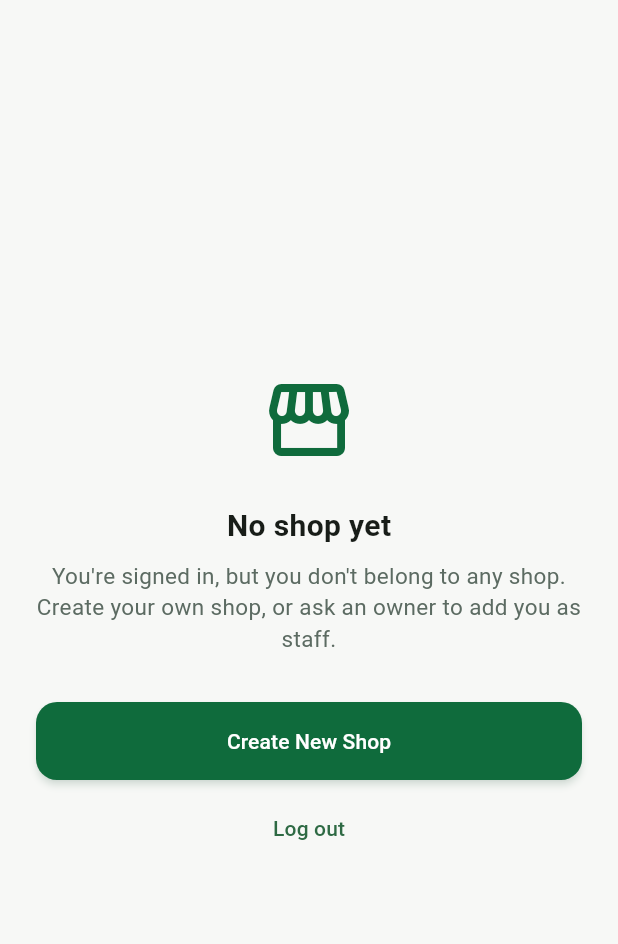
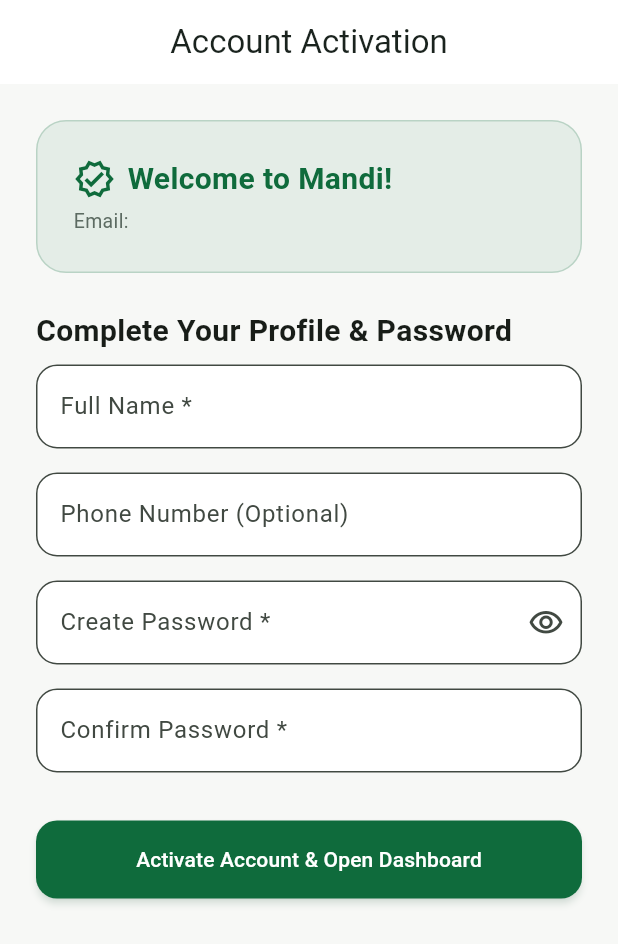
Before and after one commit to Muhammad-Huzaifa02/mandi-flutter-app, a Flutter app: the screen it shows once a user with an empty profile is signed in, on a phone screen of 412 x 824 dp. Shown: the top 944 px of the screen. Run offline on Flutter 3.47's test engine with Material 3 defaults, Android fonts, the light colour scheme and no system bars; our stand-ins replace connectivity_plus, flutter_local_notifications, pdf, printing, share_plus, shared_preferences and 1 more; missing offline and left inert: excel; accounts and stored records are empty; Roboto replaces fonts that are missing (Poppins).

Commit message:
feat(auth): add dedicated AccountActivationPage for mobile activation

```diff
--- /dev/null
+++ b/lib/modules/auth/views/account_activation_page.dart
@@ -0,0 +1,223 @@
+import 'package:flutter/material.dart';
+import 'package:provider/provider.dart';
+
+import 'package:mandi/core/theme/app_theme.dart';
+import 'package:mandi/providers/auth_provider.dart';
+
+/// Dedicated mobile account activation page for staff, customers, and suppliers
+/// accepting an email invitation.
+class AccountActivationPage extends StatefulWidget {
+  const AccountActivationPage({super.key});
+
+  @override
+  State<AccountActivationPage> createState() => _AccountActivationPageState();
+}
+
+class _AccountActivationPageState extends State<AccountActivationPage> {
+  final _formKey = GlobalKey<FormState>();
+  late final TextEditingController _name;
+  late final TextEditingController _phone;
+  final _password = TextEditingController();
+  final _confirmPassword = TextEditingController();
+
+  bool _loading = false;
+  bool _obscure = true;
+  String? _error;
+
+  @override
+  void initState() {
+    super.initState();
+    final auth = context.read<AuthProvider>();
+    final meta = auth.user?.userMetadata ?? {};
+
+    _name = TextEditingController(text: meta['full_name'] as String? ?? '');
+    _phone = TextEditingController(text: meta['phone'] as String? ?? '');
+  }
+
+  @override
+  void dispose() {
+    _name.dispose();
+    _phone.dispose();
+    _password.dispose();
+    _confirmPassword.dispose();
+    super.dispose();
+  }
+
+  Future<void> _submit() async {
+    if (!_formKey.currentState!.validate()) return;
+
+    setState(() {
+      _loading = true;
+      _error = null;
+    });
+
+    try {
+      final auth = context.read<AuthProvider>();
+
+      // Update password in Supabase Auth
+      await auth.updatePassword(_password.text);
+
+      auth.clearNeedsPasswordSetup();
+
+      if (!mounted) return;
+      ScaffoldMessenger.of(context).showSnackBar(
+        const SnackBar(
+          content: Text('Account activated successfully! Welcome to Mandi.'),
+        ),
+      );
+    } catch (e) {
+      if (mounted) setState(() => _error = e.toString());
+    } finally {
+      if (mounted) setState(() => _loading = false);
+    }
+  }
+
+  @override
+  Widget build(BuildContext context) {
+    final auth = context.watch<AuthProvider>();
+    final meta = auth.user?.userMetadata ?? {};
+    final shopName = meta['invited_to_shop'] as String? ?? '';
+
+    return Scaffold(
+      appBar: AppBar(title: const Text('Account Activation')),
+      body: SafeArea(
+        child: SingleChildScrollView(
+          padding: const EdgeInsets.all(MSpacing.lg),
+          child: Form(
+            key: _formKey,
+            child: Column(
+              crossAxisAlignment: CrossAxisAlignment.stretch,
+              children: [
+                // Welcome Banner Card
+                Container(
+                  padding: const EdgeInsets.all(MSpacing.lg),
+                  decoration: BoxDecoration(
+                    color: MColors.primary.withValues(alpha: 0.08),
+                    borderRadius: MRadius.lg,
+                    border: Border.all(color: MColors.primary.withValues(alpha: 0.2)),
+                  ),
+                  child: Column(
+                    crossAxisAlignment: CrossAxisAlignment.start,
+                    children: [
+                      Row(
+                        children: [
+                          const Icon(Icons.verified_outlined,
+                              color: MColors.primary, size: 28),
+                          const SizedBox(width: MSpacing.sm),
+                          Expanded(
+                            child: Text(
+                              'Welcome to Mandi!',
+                              style: MText.titleLg.copyWith(color: MColors.primary),
+                            ),
+                          ),
+                        ],
+                      ),
+                      if (shopName.isNotEmpty) ...[
+                        const SizedBox(height: MSpacing.xs),
+                        Text(
+                          'You have been invited to join $shopName',
+                          style: MText.bodyMd.copyWith(
+                              color: MColors.textSecondary,
+                              fontWeight: FontWeight.w600),
+                        ),
+                      ],
+                      const SizedBox(height: MSpacing.xs),
+                      Text(
+                        'Email: ${auth.user?.email ?? ''}',
+                        style: MText.bodySm.copyWith(color: MColors.textSecondary),
+                      ),
+                    ],
+                  ),
+                ),
+
+                const SizedBox(height: MSpacing.lg),
+
+                const Text('Complete Your Profile & Password', style: MText.titleLg),
+                const SizedBox(height: MSpacing.sm),
+
+                TextFormField(
+                  controller: _name,
+                  decoration: const InputDecoration(
+                    labelText: 'Full Name *',
+                    hintText: 'e.g. Muhammad Ali',
+                  ),
+                  validator: (v) =>
+                      (v == null || v.trim().isEmpty) ? 'Required' : null,
+                ),
+
+                const SizedBox(height: MSpacing.md),
+
+                TextFormField(
+                  controller: _phone,
+                  keyboardType: TextInputType.phone,
+                  decoration: const InputDecoration(
+                    labelText: 'Phone Number (Optional)',
+                    hintText: '0300 1234567',
+                  ),
+                ),
+
+                const SizedBox(height: MSpacing.md),
+
+                TextFormField(
+                  controller: _password,
+                  obscureText: _obscure,
+                  decoration: InputDecoration(
+                    labelText: 'Create Password *',
+                    hintText: 'Minimum 6 characters',
+                    suffixIcon: IconButton(
+                      icon: Icon(_obscure
+                          ? Icons.visibility_outlined
+                          : Icons.visibility_off_outlined),
+                      onPressed: () => setState(() => _obscure = !_obscure),
+                    ),
+                  ),
+                  validator: (v) {
+                    if (v == null || v.isEmpty) return 'Enter a password';
+                    if (v.length < 6) {
+                      return 'Password must be at least 6 characters';
+                    }
+                    return null;
+                  },
+                ),
+
+                const SizedBox(height: MSpacing.md),
+
+                TextFormField(
+                  controller: _confirmPassword,
+                  obscureText: _obscure,
+                  decoration: const InputDecoration(
+                    labelText: 'Confirm Password *',
+                    hintText: 'Re-enter your password',
+                  ),
+                  validator: (v) {
+                    if (v == null || v.isEmpty) return 'Confirm your password';
+                    if (v != _password.text) return 'Passwords do not match';
+                    return null;
+                  },
+                ),
+
+                if (_error != null) ...[
+                  const SizedBox(height: MSpacing.md),
+                  Text(_error!, style: const TextStyle(color: MColors.danger)),
+                ],
+
+                const SizedBox(height: MSpacing.xl),
+
+                ElevatedButton(
+                  onPressed: _loading ? null : _submit,
+                  child: _loading
+                      ? const SizedBox(
+                          width: 20,
+                          height: 20,
+                          child: CircularProgressIndicator(
+                              strokeWidth: 2, color: Colors.white))
+                      : const Text('Activate Account & Open Dashboard'),
+                ),
+              ],
+            ),
+          ),
+        ),
+      ),
+    );
+  }
+}
--- a/lib/routes/app_root.dart
+++ b/lib/routes/app_root.dart
@@ -5,7 +5,7 @@
 import 'package:mandi/providers/shop_context_provider.dart';
 import 'package:mandi/modules/auth/views/splash_page.dart';
 import 'package:mandi/modules/auth/views/welcome_page.dart';
-import 'package:mandi/modules/auth/views/set_password_page.dart';
+import 'package:mandi/modules/auth/views/account_activation_page.dart';
 import 'package:mandi/modules/onboarding/views/no_shop_page.dart';
 import 'package:mandi/routes/dashboard_router.dart';
 
@@ -54,7 +54,7 @@
     }
 
     if (auth.needsPasswordSetup) {
-      return const SetPasswordPage();
+      return const AccountActivationPage();
     }
 
     // Logged in — kick off shop-context loading exactly once per uid.
```
